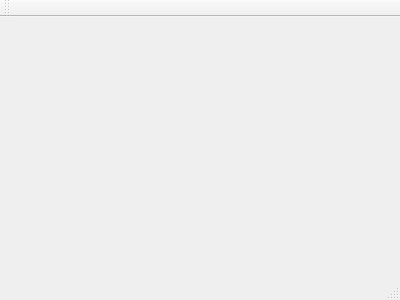
First picture: the form in testdir/MainWindow.ui, repository JackZ0/QTPractice, before the edit.
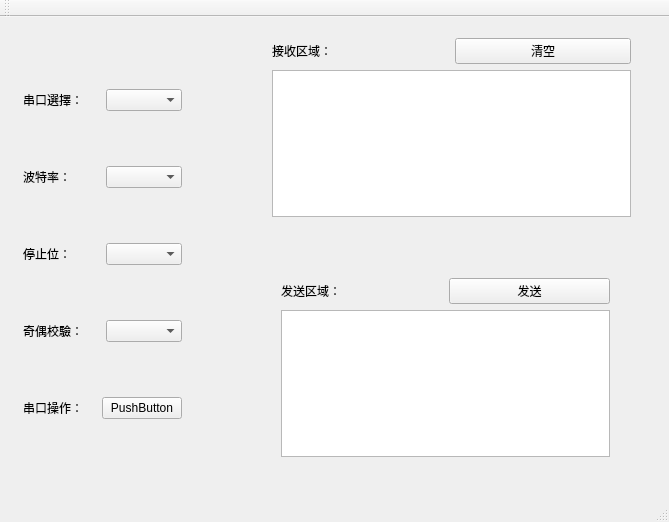
Second picture: the form after the edit.

Patch:
```diff
--- a/testdir/MainWindow.ui
+++ b/testdir/MainWindow.ui
@@ -1,24 +1,192 @@
 <ui version="4.0">
  <class>MainWindow</class>
- <widget class="QMainWindow" name="MainWindow" >
-  <property name="geometry" >
+ <widget class="QMainWindow" name="MainWindow">
+  <property name="geometry">
    <rect>
     <x>0</x>
     <y>0</y>
-    <width>400</width>
-    <height>300</height>
+    <width>669</width>
+    <height>522</height>
    </rect>
   </property>
   <property name="windowTitle" >
    <string>MainWindow</string>
   </property>
-  <widget class="QMenuBar" name="menuBar" />
-  <widget class="QToolBar" name="mainToolBar" />
-  <widget class="QWidget" name="centralWidget" />
-  <widget class="QStatusBar" name="statusBar" />
+  <widget class="QWidget" name="centralWidget">
+   <widget class="QWidget" name="">
+    <property name="geometry">
+     <rect>
+      <x>12</x>
+      <y>12</y>
+      <width>181</width>
+      <height>451</height>
+     </rect>
+    </property>
+    <layout class="QVBoxLayout" name="verticalLayout">
+     <item>
+      <layout class="QHBoxLayout" name="horizontalLayout">
+       <item>
+        <widget class="QLabel" name="label">
+         <property name="text">
+          <string>串口選擇：</string>
+         </property>
+        </widget>
+       </item>
+       <item>
+        <widget class="QComboBox" name="comboBoxSerialNum"/>
+       </item>
+      </layout>
+     </item>
+     <item>
+      <layout class="QHBoxLayout" name="horizontalLayout_2">
+       <item>
+        <widget class="QLabel" name="label_2">
+         <property name="text">
+          <string>波特率：</string>
+         </property>
+        </widget>
+       </item>
+       <item>
+        <widget class="QComboBox" name="comboBoxBaud"/>
+       </item>
+      </layout>
+     </item>
+     <item>
+      <layout class="QHBoxLayout" name="horizontalLayout_3">
+       <item>
+        <widget class="QLabel" name="label_3">
+         <property name="text">
+          <string>停止位：</string>
+         </property>
+        </widget>
+       </item>
+       <item>
+        <widget class="QComboBox" name="comboBoxStop"/>
+       </item>
+      </layout>
+     </item>
+     <item>
+      <layout class="QHBoxLayout" name="horizontalLayout_4">
+       <item>
+        <widget class="QLabel" name="label_4">
+         <property name="text">
+          <string>奇偶校驗：</string>
+         </property>
+        </widget>
+       </item>
+       <item>
+        <widget class="QComboBox" name="comboBoxCheck"/>
+       </item>
+      </layout>
+     </item>
+     <item>
+      <layout class="QHBoxLayout" name="horizontalLayout_5">
+       <item>
+        <widget class="QLabel" name="label_5">
+         <property name="text">
+          <string>串口操作：</string>
+         </property>
+        </widget>
+       </item>
+       <item>
+        <widget class="QPushButton" name="pushButtonOperation">
+         <property name="text">
+          <string>PushButton</string>
+         </property>
+        </widget>
+       </item>
+      </layout>
+     </item>
+    </layout>
+   </widget>
+   <widget class="QWidget" name="">
+    <property name="geometry">
+     <rect>
+      <x>261</x>
+      <y>10</y>
+      <width>381</width>
+      <height>201</height>
+     </rect>
+    </property>
+    <layout class="QVBoxLayout" name="verticalLayout_2">
+     <item>
+      <layout class="QHBoxLayout" name="horizontalLayout_6">
+       <item>
+        <widget class="QLabel" name="label_6">
+         <property name="text">
+          <string>接收区域：</string>
+         </property>
+        </widget>
+       </item>
+       <item>
+        <widget class="QPushButton" name="pushButtonClear">
+         <property name="text">
+          <string>清空</string>
+         </property>
+        </widget>
+       </item>
+      </layout>
+     </item>
+     <item>
+      <widget class="QTextEdit" name="textEdit"/>
+     </item>
+    </layout>
+   </widget>
+   <widget class="QWidget" name="">
+    <property name="geometry">
+     <rect>
+      <x>270</x>
+      <y>250</y>
+      <width>351</width>
+      <height>201</height>
+     </rect>
+    </property>
+    <layout class="QVBoxLayout" name="verticalLayout_3">
+     <item>
+      <layout class="QHBoxLayout" name="horizontalLayout_7">
+       <item>
+        <widget class="QLabel" name="label_7">
+         <property name="text">
+          <string>发送区域：</string>
+         </property>
+        </widget>
+       </item>
+       <item>
+        <widget class="QPushButton" name="pushButton">
+         <property name="text">
+          <string>发送</string>
+         </property>
+        </widget>
+       </item>
+      </layout>
+     </item>
+     <item>
+      <widget class="QTextEdit" name="textEdit_2"/>
+     </item>
+    </layout>
+   </widget>
+  </widget>
+  <widget class="QMenuBar" name="menuBar">
+   <property name="geometry">
+    <rect>
+     <x>0</x>
+     <y>0</y>
+     <width>669</width>
+     <height>23</height>
+    </rect>
+   </property>
+  </widget>
+  <widget class="QToolBar" name="mainToolBar">
+   <attribute name="toolBarArea">
+    <enum>TopToolBarArea</enum>
+   </attribute>
+   <attribute name="toolBarBreak">
+    <bool>false</bool>
+   </attribute>
+  </widget>
+  <widget class="QStatusBar" name="statusBar"/>
  </widget>
- <layoutDefault spacing="6" margin="11" />
- <pixmapfunction></pixmapfunction>
+ <layoutdefault spacing="6" margin="11"/>
  <resources/>
  <connections/>
 </ui>
```
Left out of the diff: 3 changed lines with no effect on the pictures.
